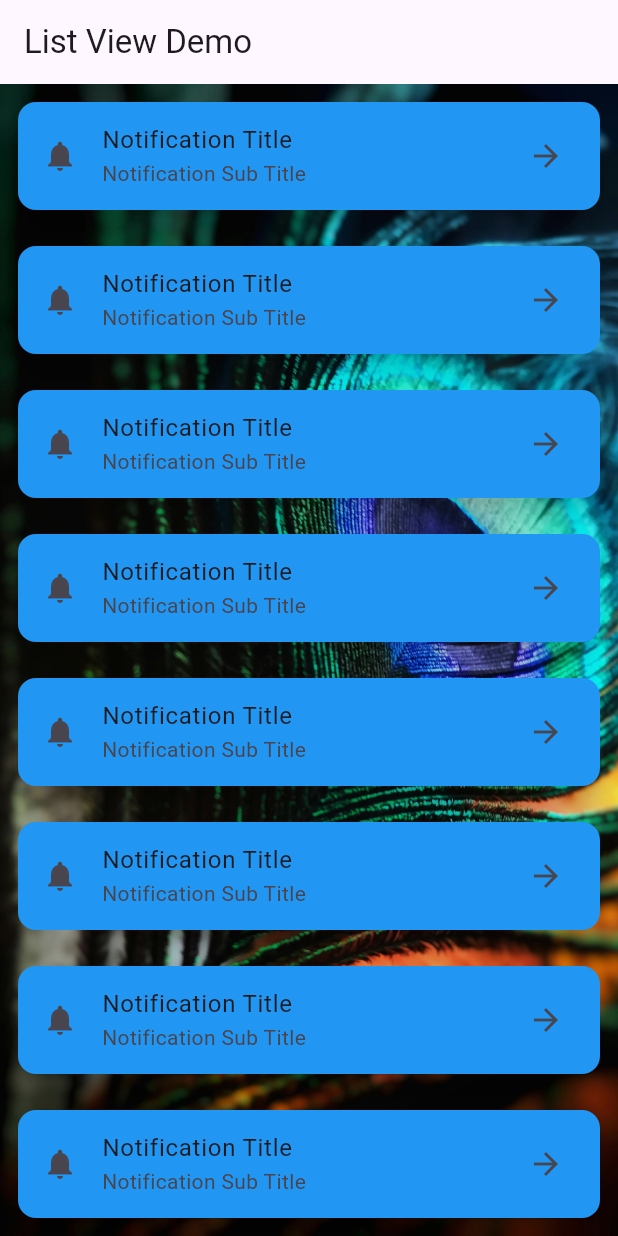
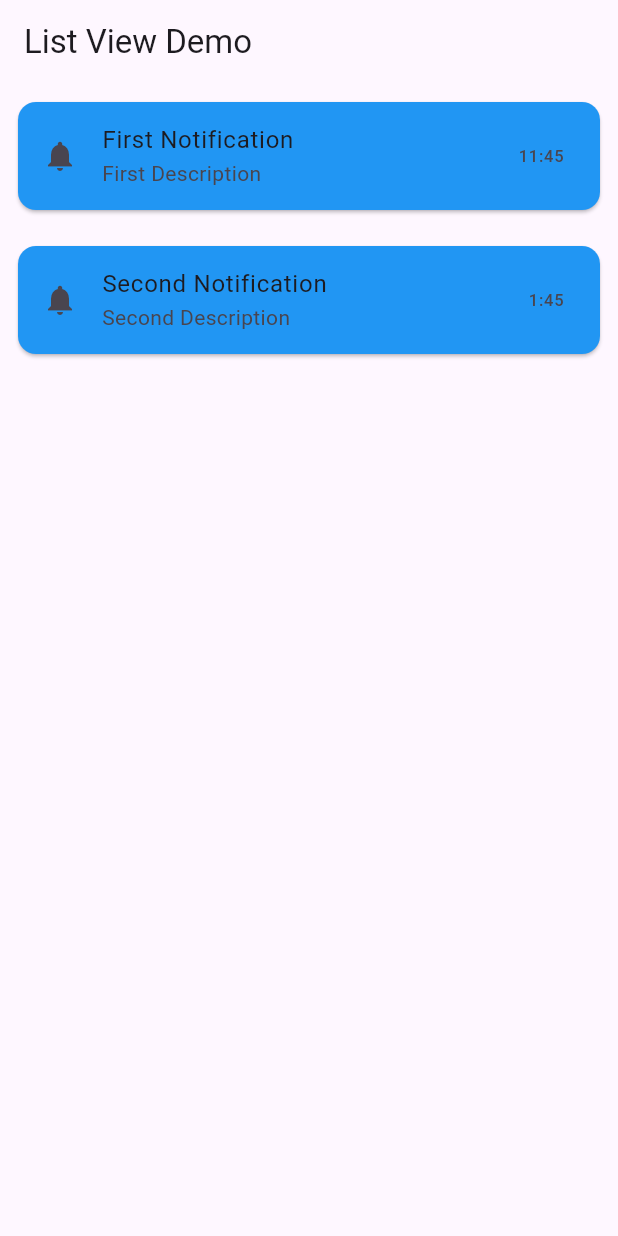
Before and after one commit to MuhammadAliKust/Flutter-B23, a Flutter app: the screen it shows after launch, on a phone screen of 412 x 824 dp. Run offline on Flutter 3.47's test engine with Material 3 defaults, Android fonts, the light colour scheme and no system bars.

Commit message:
Dynamic List View Done

```diff
--- a/lib/list_view.dart
+++ b/lib/list_view.dart
@@ -1,7 +1,22 @@
+import 'package:fltter_b23/models/notification.dart';
 import 'package:flutter/material.dart';
 
 class ListViewDemo extends StatelessWidget {
-  const ListViewDemo({super.key});
+  ListViewDemo({super.key});
+
+  List<NotificationModel> myList = [
+    NotificationModel(
+      title: 'First Notification',
+      description: 'First Description',
+      time: '11:45',
+    ),
+    NotificationModel(
+      title: 'Second Notification',
+      description: 'Second Description',
+      time: '1:45',
+    ),
+    // NotificationModel(title: 'Third Notification', description: 'Third Description', time: '12:45'),
+  ];
 
   @override
   Widget build(BuildContext context) {
@@ -9,26 +24,24 @@ class ListViewDemo extends StatelessWidget {
       appBar: AppBar(title: Text("List View Demo")),
       body: Container(
         height: MediaQuery.of(context).size.height,
-        decoration: BoxDecoration(
-          image: DecorationImage(
-            image: AssetImage('assets/images/1.jpg'),
-            fit: BoxFit.cover,
-          ),
-        ),
+        // decoration: BoxDecoration(
+        //   image: DecorationImage(
+        //     image: AssetImage('assets/images/1.jpg'),
+        //     fit: BoxFit.cover,
+        //   ),
+        // ),
         child: ListView.builder(
-          itemCount: 10,
+          itemCount: myList.length,
           itemBuilder: (context, i) {
             return Padding(
               padding: const EdgeInsets.all(8.0),
               child: Card(
-                elevation: 10,
                 color: Colors.blue,
                 child: ListTile(
                   leading: Icon(Icons.notifications),
-                  title: Text("Notification Title"),
-                  subtitle: Text("Notification Sub Title"),
-                  trailing: Icon(Icons.arrow_forward),
-                  // tileColor: Colors.blue,
+                  title: Text(myList[i].title),
+                  subtitle: Text(myList[i].description),
+                  trailing: Text(myList[i].time),
                 ),
               ),
             );
--- /dev/null
+++ b/lib/models/notification.dart
@@ -0,0 +1,7 @@
+class NotificationModel{
+  final String title;
+  final String description;
+  final String time;
+
+  NotificationModel({required this.title, required this.description, required this.time});
+}
```
